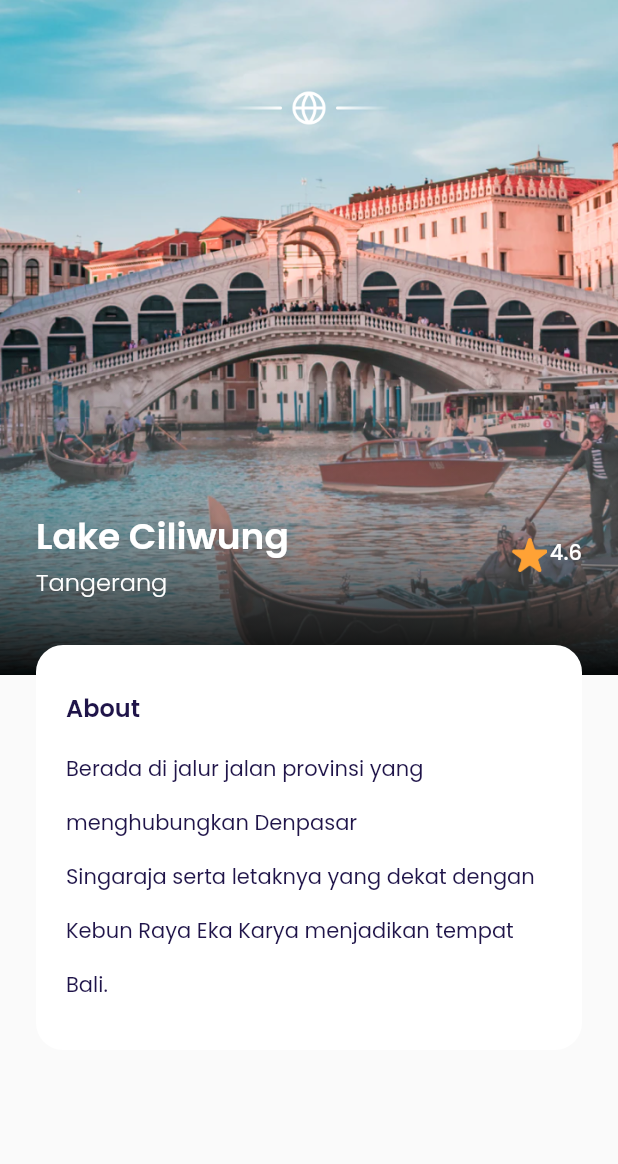
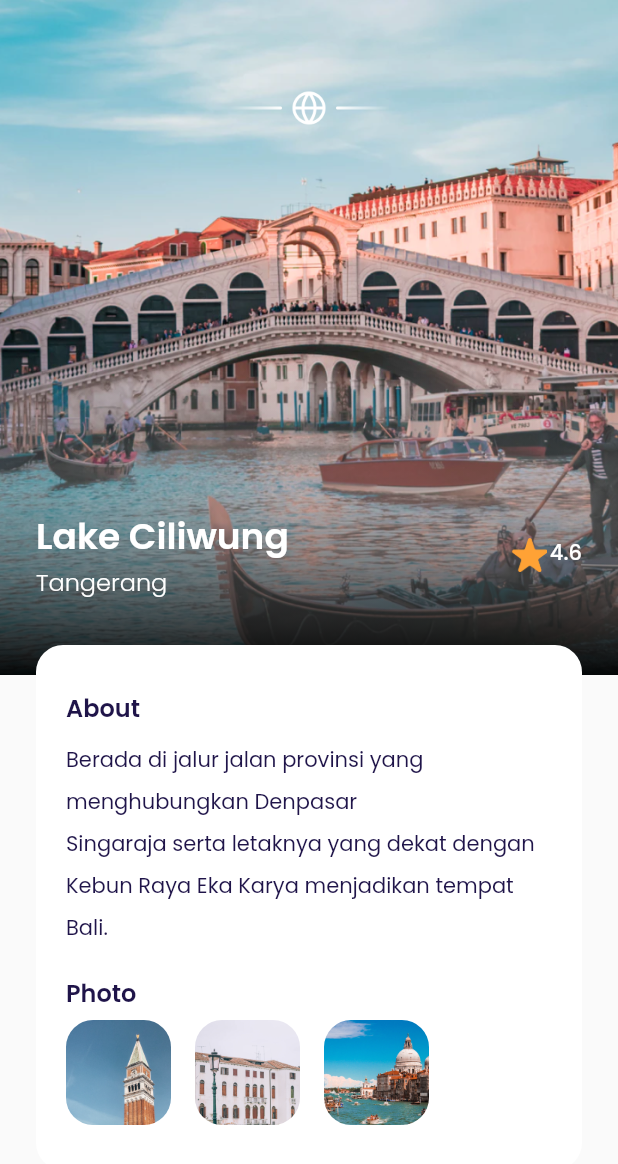
Before and after one commit to balinux/airplane, a Flutter app: the DetailPage screen opened directly, on a phone screen of 412 x 824 dp. Shown: the top 1164 px of the screen. Run offline on Flutter 3.47's test engine with Material 2 defaults, Android fonts, the phone set to English and light mode, and no system bars; our stand-ins replace google_fonts.

Commit message:
Detail Page - Photo

```diff
--- a/lib/UI/pages/detail_page.dart
+++ b/lib/UI/pages/detail_page.dart
@@ -1,3 +1,4 @@
+import 'package:airplane/UI/widgets/foto_item.dart';
 import 'package:airplane/shared/theme.dart';
 import 'package:flutter/material.dart';
 
@@ -116,8 +117,34 @@ class DetailPage extends StatelessWidget {
                 Text(
                   'Berada di jalur jalan provinsi yang menghubungkan Denpasar\nSingaraja serta letaknya yang dekat dengan Kebun Raya Eka Karya menjadikan tempat Bali.',
                   style:
-                      blackTextStyle.copyWith(fontWeight: regular, height: 2.6),
+                      blackTextStyle.copyWith(fontWeight: regular, height: 2.0),
                 ),
+
+                // NOTE: PHOTO
+                const SizedBox(
+                  height: 20,
+                ),
+                Text(
+                  'Photo',
+                  style: blackTextStyle.copyWith(
+                      fontSize: 16, fontWeight: semiBold),
+                ),
+                const SizedBox(
+                  height: 6,
+                ),
+                Row(
+                  children: const [
+                    FotoItem(
+                      imageUrl: 'assets/image_photo1.png',
+                    ),
+                    FotoItem(
+                      imageUrl: 'assets/image_photo2.png',
+                    ),
+                    FotoItem(
+                      imageUrl: 'assets/image_photo3.png',
+                    ),
+                  ],
+                )
               ],
             ),
           )
--- /dev/null
+++ b/lib/UI/widgets/foto_item.dart
@@ -0,0 +1,19 @@
+import 'package:flutter/material.dart';
+
+class FotoItem extends StatelessWidget {
+  final String imageUrl;
+  const FotoItem({super.key, required this.imageUrl});
+
+  @override
+  Widget build(BuildContext context) {
+    return Container(
+      height: 70,
+      width: 70,
+      margin: const EdgeInsets.only(right: 16),
+      decoration: BoxDecoration(
+          borderRadius: BorderRadius.circular(18),
+          image:
+              DecorationImage(fit: BoxFit.cover, image: AssetImage(imageUrl))),
+    );
+  }
+}
```
